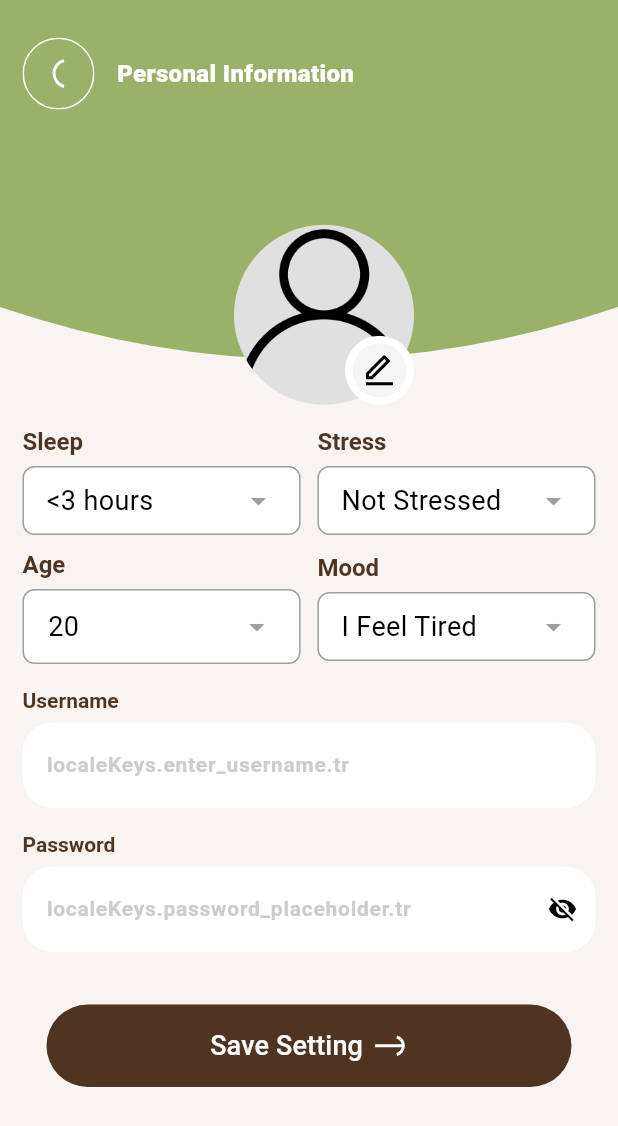
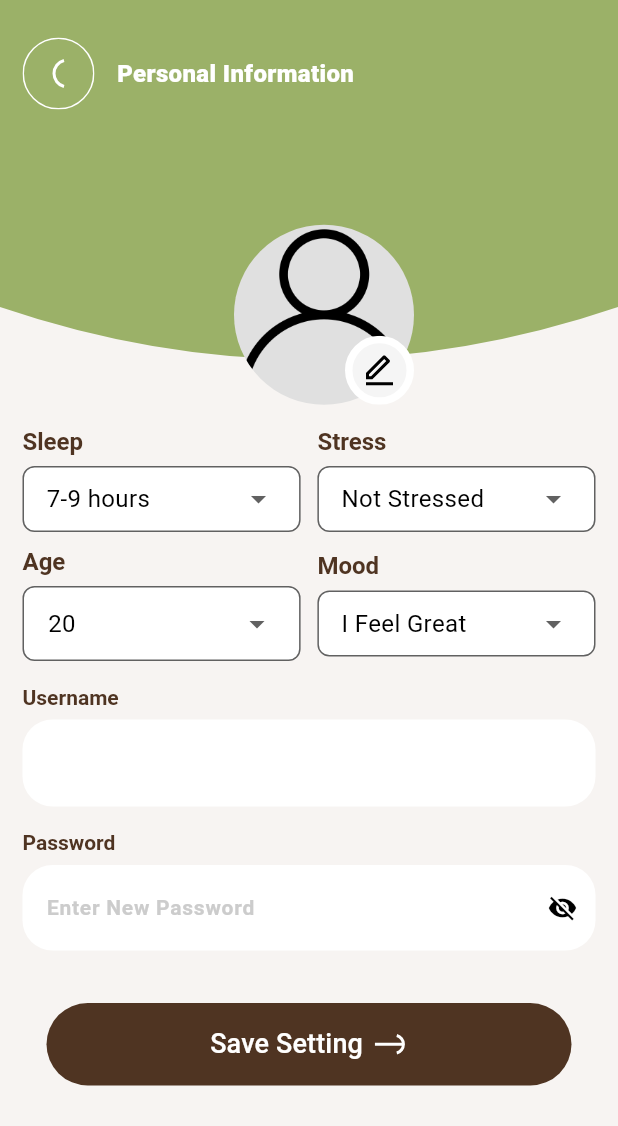
Before and after one commit to TaiMinh2002/MENTAL_HEALTH_APPLICATION, a Flutter app: the PersonalInformationPage screen opened by its route, on a phone screen of 412 x 824 dp. Shown: the top 1126 px of the screen. Run offline on Flutter 3.47's test engine with Material 3 defaults, Android fonts, the phone set to English and light mode, and no system bars; our stand-ins replace device_info_plus, dio, flutter_screenutil, flutter_svg, get, get_storage and 5 more; missing offline and left inert: android_id, flutter_inappwebview; accounts and stored records are empty.

Commit message:
edit information

```diff
--- a/mental_healing/assets/translations/en.json
+++ b/mental_healing/assets/translations/en.json
@@ -113,5 +113,6 @@
     "logout_success": "Logout Success",
     "invalid_token": "Invalid Token",
     "logout_failed": "Logout Failed",
-    "token_missing": "Token Missing"
+    "token_missing": "Token Missing",
+    "enter_new_password": "Enter New Password"
 }
--- a/mental_healing/assets/translations/vi.json
+++ b/mental_healing/assets/translations/vi.json
@@ -113,5 +113,6 @@
   "logout_success": "Đăng Xuất Thành Công",
   "invalid_token": "Token Không Hợp Lệ",
   "logout_failed": "Đăng Xuất Thất Bại",
-  "token_missing": "Thiếu Token"
+  "token_missing": "Thiếu Token",
+  "enter_new_password": "Nhập Mật Khẩu Mới"
 }
--- a/mental_healing/lib/base_widget/custom_dropdown.dart
+++ b/mental_healing/lib/base_widget/custom_dropdown.dart
@@ -1,15 +1,18 @@
-import 'package:mental_healing/import.dart';
+import 'package:flutter/material.dart';
+import 'package:mental_healing/base/base_mixin.dart';
 
-class CustomDropdown extends StatefulWidget {
+class CustomDropdown extends StatefulWidget with BaseMixin {
   final List<String> items;
   final String initialValue;
   final String title;
+  final Function(String) onChanged;
 
   const CustomDropdown({
     super.key,
     required this.items,
     required this.initialValue,
     required this.title,
+    required this.onChanged,
   });
 
   @override
@@ -49,6 +52,8 @@ class _CustomDropdownState extends State<CustomDropdown> {
       if (value != null) {
         setState(() {
           selectedValue = value;
+          widget.onChanged(
+              selectedValue); // Gọi hàm onChanged khi chọn giá trị mới
         });
       }
     });
@@ -70,8 +75,8 @@ class _CustomDropdownState extends State<CustomDropdown> {
                 children: [
                   TextSpan(
                     text: widget.title,
-                    style: const TextStyle(
-                      color: Color(0xff4F3422),
+                    style: TextStyle(
+                      color: widget.color.mainColor,
                       fontWeight: FontWeight.w600,
                       fontSize: 16,
                     ),
@@ -84,10 +89,10 @@ class _CustomDropdownState extends State<CustomDropdown> {
             onTap: () => _showCustomDropdown(context),
             child: DecoratedBox(
               decoration: BoxDecoration(
-                color: Colors.white,
+                color: widget.color.whiteColor,
                 borderRadius: BorderRadius.circular(8.0),
                 border: Border.all(
-                  color: Colors.grey,
+                  color: widget.color.color616161,
                   width: 1.0,
                 ),
               ),
@@ -100,17 +105,14 @@ class _CustomDropdownState extends State<CustomDropdown> {
                     Expanded(
                       child: Text(
                         selectedValue,
-                        style: const TextStyle(
-                          color: Colors.black,
-                          fontSize: 18,
-                          overflow: TextOverflow.ellipsis,
-                        ),
+                        style: TextStyle(
+                            color: widget.color.blackColor,
+                            fontSize: 16,
+                            overflow: TextOverflow.ellipsis),
                       ),
                     ),
-                    const Padding(
-                      padding: EdgeInsets.only(left: 8.0),
-                      child: Icon(Icons.arrow_drop_down, color: Colors.grey),
-                    ),
+                    Icon(Icons.arrow_drop_down,
+                        color: widget.color.color616161),
                   ],
                 ),
               ),
--- a/mental_healing/lib/model/user_info.dart
+++ b/mental_healing/lib/model/user_info.dart
@@ -9,6 +9,8 @@ class UserInfo {
   final int? gender;
   final int? sleep;
   final int? stress;
+  final int? mood;
+  final String? password;
 
   UserInfo({
     this.id,
@@ -21,6 +23,8 @@ class UserInfo {
     this.gender,
     this.sleep,
     this.stress,
+    this.mood,
+    this.password,
   });
 
   // Tạo phương thức để chuyển từ JSON sang đối tượng UserInfo
@@ -36,6 +40,8 @@ class UserInfo {
       gender: json['gender'],
       sleep: json['sleep'],
       stress: json['stress'],
+      mood: json['mood'],
+      password: json['password'],
     );
   }
 
@@ -52,6 +58,8 @@ class UserInfo {
       'gender': gender,
       'sleep': sleep,
       'stress': stress,
+      'mood': mood,
+      'password': password,
     };
   }
 }
--- a/mental_healing/lib/page/personal_information/component/edit_age.dart
+++ b/mental_healing/lib/page/personal_information/component/edit_age.dart
@@ -1,8 +1,9 @@
 import 'package:get/get.dart';
 import 'package:flutter/material.dart';
+import 'package:mental_healing/base/base_mixin.dart';
 import 'package:mental_healing/page/personal_information/personal_information_controller.dart';
 
-class EditAge extends StatefulWidget {
+class EditAge extends StatefulWidget with BaseMixin {
   const EditAge({super.key});
 
   @override
@@ -26,12 +27,12 @@ class _EditAgeState extends State<EditAge> {
         crossAxisAlignment: CrossAxisAlignment.start,
         children: [
           RichText(
-            text: const TextSpan(
+            text: TextSpan(
               children: [
                 TextSpan(
                   text: 'Age',
                   style: TextStyle(
-                    color: Color(0xff4F3422),
+                    color: widget.color.mainColor,
                     fontWeight: FontWeight.w600,
                     fontSize: 16,
                   ),
@@ -44,10 +45,10 @@ class _EditAgeState extends State<EditAge> {
             width: width,
             height: height,
             decoration: BoxDecoration(
-              color: Colors.white,
+              color: widget.color.whiteColor,
               borderRadius: BorderRadius.circular(8.0),
               border: Border.all(
-                color: Colors.grey,
+                color: widget.color.color616161,
                 width: 1.0,
               ),
             ),
@@ -59,13 +60,13 @@ class _EditAgeState extends State<EditAge> {
                 children: [
                   Obx(() => Text(
                         '${controller.selectedAge.value}',
-                        style: const TextStyle(
-                          color: Colors.black,
-                          fontSize: 18,
+                        style: TextStyle(
+                          color: widget.color.blackColor,
+                          fontSize: 16,
                           overflow: TextOverflow.ellipsis,
                         ),
                       )),
-                  const Icon(Icons.arrow_drop_down, color: Colors.grey),
+                  Icon(Icons.arrow_drop_down, color: widget.color.color616161),
                 ],
               ),
             ),
--- a/mental_healing/lib/page/personal_information/component/edit_info.dart
+++ b/mental_healing/lib/page/personal_information/component/edit_info.dart
@@ -1,12 +1,12 @@
 import 'package:mental_healing/base_widget/button_widget.dart';
 import 'package:mental_healing/base_widget/custom_dropdown.dart';
 import 'package:mental_healing/base_widget/widget_input_text.dart';
-import 'package:mental_healing/generated/locales.g.dart';
 import 'package:mental_healing/global/app_enum_ex.dart';
 import 'package:mental_healing/import.dart';
 import 'package:mental_healing/page/personal_information/component/edit_age.dart';
 import 'package:mental_healing/page/personal_information/personal_information_controller.dart';
 import 'package:mental_healing/global/app_enum.dart';
+import 'package:mental_healing/utils/cache_manager.dart';
 
 class EditInfo extends StatelessWidget {
   final PersonalInformationController controller =
@@ -16,6 +16,10 @@ class EditInfo extends StatelessWidget {
 
   @override
   Widget build(BuildContext context) {
+    if (controller.user != null) {
+      controller.initializeUserInfoFromDb(controller.user?.mood ?? 0,
+          controller.user?.sleep ?? 0, controller.user?.stress ?? 0);
+    }
     return Padding(
       padding: const EdgeInsets.symmetric(horizontal: 15.0, vertical: 10),
       child: Column(
@@ -46,32 +50,46 @@ class EditInfo extends StatelessWidget {
   }
 
   Widget _moodWidget(BuildContext context) {
-    return CustomDropdown(
+    return Obx(() => CustomDropdown(
           title: 'Mood',
           items: Mood.values.map((mood) => mood.title).toList(),
-      initialValue: Mood.values.first.title,
-    );
+          initialValue: controller.selectedMood.value.title,
+          onChanged: (String title) {
+            final mood = Mood.values.firstWhere((mood) => mood.title == title);
+            controller.updateMood(mood);
+          },
+        ));
   }
 
   Widget _sleepWidget(BuildContext context) {
-    return CustomDropdown(
+    return Obx(() => CustomDropdown(
           title: 'Sleep',
           items: Sleep.values.map((sleep) => sleep.title).toList(),
-      initialValue: Sleep.values.first.title,
-    );
+          initialValue: controller.selectedSleep.value.title,
+          onChanged: (String title) {
+            final sleep =
+                Sleep.values.firstWhere((sleep) => sleep.title == title);
+            controller.updateSleep(sleep);
+          },
+        ));
   }
 
   Widget _stressWidget(BuildContext context) {
-    return CustomDropdown(
+    return Obx(() => CustomDropdown(
           title: 'Stress',
           items: Stress.values.map((stress) => stress.title).toList(),
-      initialValue: Stress.values.first.title,
-    );
+          initialValue: controller.selectedStress.value.title,
+          onChanged: (String title) {
+            final stress =
+                Stress.values.firstWhere((stress) => stress.title == title);
+            controller.updateStress(stress);
+          },
+        ));
   }
 
   Widget _userNameWidget() {
     return WidgetInputText(
-      hintText: 'localeKeys.enter_username.tr',
+      hintText: CacheManager.getStoredUser()?.username ?? '',
       controller: controller.usernameController,
       validator: controller.checkUsernameValidator,
       textCapitalization: TextCapitalization.none,
@@ -82,7 +100,7 @@ class EditInfo extends StatelessWidget {
 
   Widget _passwordWidget() {
     return WidgetInputText(
-      hintText: 'localeKeys.password_placeholder.tr',
+      hintText: LocaleKeys.enter_new_password.tr,
       controller: controller.passwordController,
       validator: controller.checkPasswordValidator,
       textCapitalization: TextCapitalization.none,
@@ -96,7 +114,7 @@ class EditInfo extends StatelessWidget {
     return Padding(
       padding: const EdgeInsets.only(top: 35, right: 16, left: 16, bottom: 20),
       child: ButtonWidget(
-        onClick: () {},
+        onClick: controller.handleSaveSetting,
         textSize: 18,
         title: LocaleKeys.save_setting.tr,
         suffixIcon: AssetIcons.next,
--- a/mental_healing/lib/page/personal_information/personal_information_page.dart
+++ b/mental_healing/lib/page/personal_information/personal_information_page.dart
@@ -63,7 +63,10 @@ class PersonalInformationPage extends StatelessWidget with BaseMixin {
               radius: 60,
               backgroundImage: controller.imageFile.value != null
                   ? FileImage(File(controller.imageFile.value!.path))
-                  : const AssetImage(AssetImages.noPerson) as ImageProvider,
+                  : (controller.user?.avatar != null
+                          ? NetworkImage(controller.user!.avatar!)
+                          : const AssetImage(AssetImages.noPerson))
+                      as ImageProvider,
             )),
         GestureDetector(
           onTap: () {
--- a/mental_healing/pubspec.yaml
+++ b/mental_healing/pubspec.yaml
@@ -74,6 +74,8 @@ dependencies:
   flutter_localization: ^0.2.1
   image_picker: ^1.1.2
   google_fonts: ^6.2.1
+  mime: ^1.0.6
+  http_parser: ^4.0.2
 
 dependency_overrides:
   flutter_test:
```
Also changed, not shown: mental_healing/lib/page/complete_account/complete_account_controller.dart (+5 -2 lines), mental_healing/lib/page/personal_information/personal_information_controller.dart (+114 -3 lines), mental_healing/lib/page/sign_in/sign_in_controller.dart (+5 -8 lines), mental_healing/lib/generated/locales.g.dart, mental_healing/pubspec.lock. Lines whose indentation alone changed are shown as unchanged.
